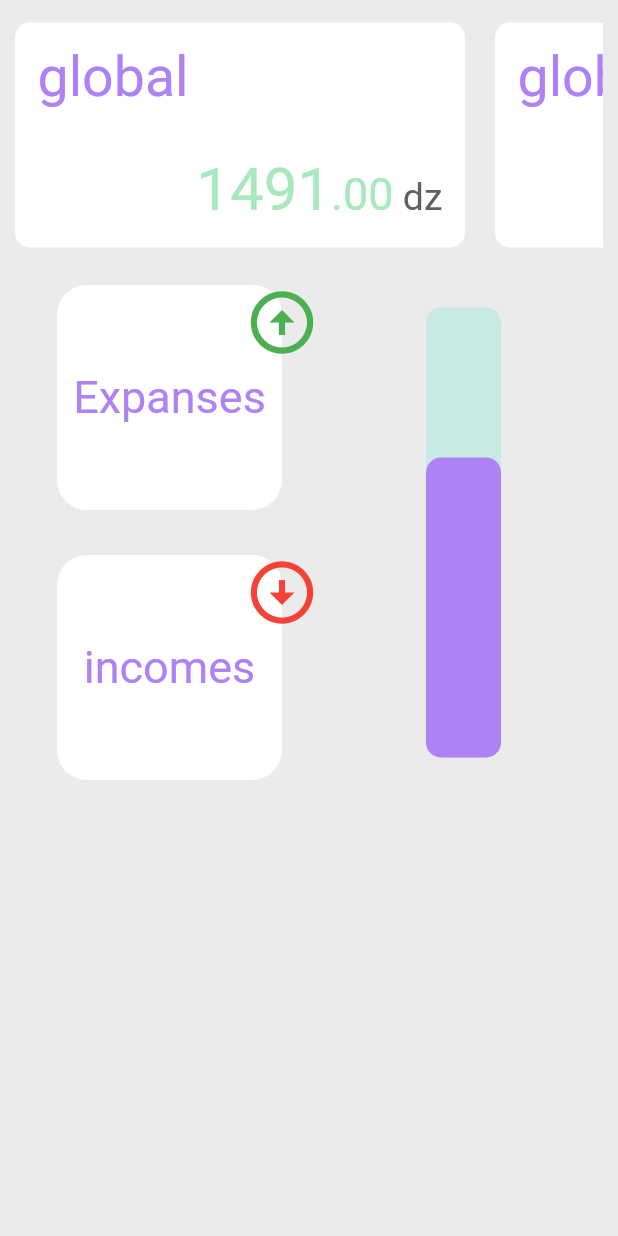
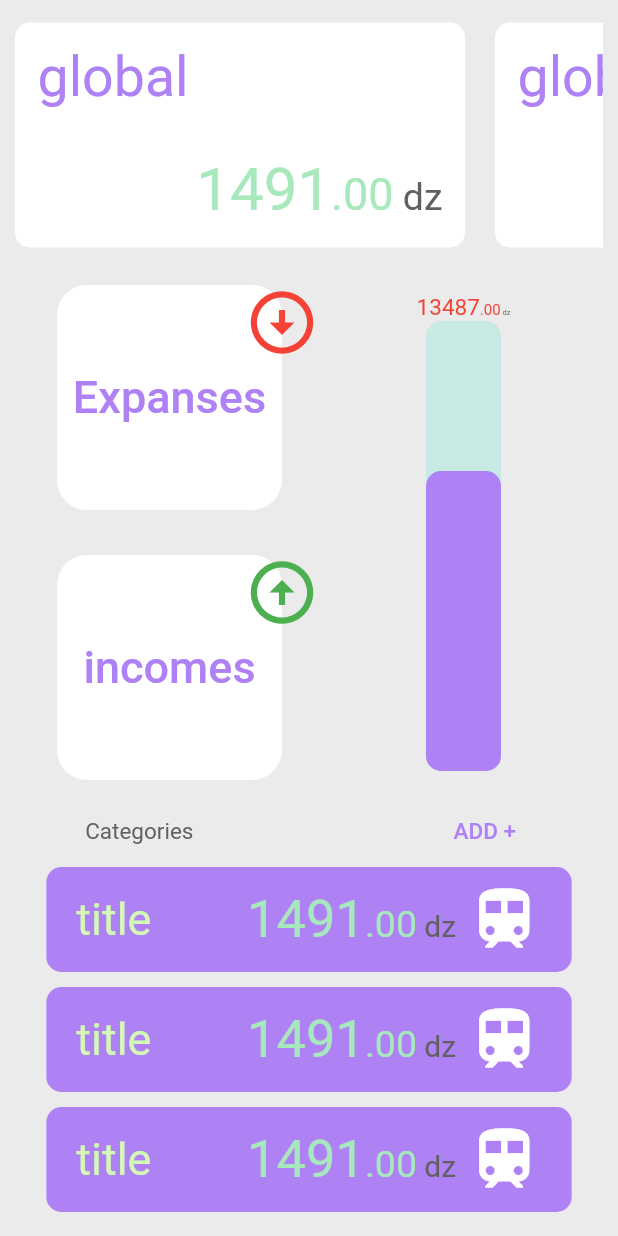
Before and after one commit to Rafik-Bendjema/Wisely, a Flutter app: the screen it shows after launch, on a phone screen of 412 x 824 dp. Run offline on Flutter 3.47's test engine with Material 2 defaults, Android fonts, the phone set to English and light mode, and no system bars; our stand-ins replace animated_text_kit, hive; accounts and stored records are empty.

Commit message:
second commit

```diff
--- a/lib/core/home/presentation/home_view.dart
+++ b/lib/core/home/presentation/home_view.dart
@@ -1,7 +1,12 @@
 import 'package:flutter/material.dart';
+import 'package:hive/hive.dart';
 import 'package:wisely/core/resources/colors.dart';
 import 'package:wisely/features/budget_categ/presentation/widgets/Bcateg_Card.dart';
+import 'package:wisely/features/categorise/presentation/widgets/CategoryCard.dart';
+import 'package:wisely/features/expenses/presentation/pages/ExpensesView.dart';
 import 'package:wisely/features/expenses/presentation/widgets/Cart_view.dart';
+import 'package:wisely/features/incomes/presentation/IncomesView.dart';
+import 'package:wisely/features/stats/presentation/widgets/GoalBar.dart';
 
 class HomeView extends StatefulWidget {
   const HomeView({super.key});
@@ -21,6 +26,8 @@ class _HomeViewState extends State<HomeView> {
         child: SafeArea(
           child: Padding(
             padding: EdgeInsets.all(10),
+            child: SingleChildScrollView(
+              scrollDirection: Axis.vertical,
               child: Column(
                 children: [
                   SizedBox(
@@ -51,45 +58,105 @@ class _HomeViewState extends State<HomeView> {
                         child: Column(
                           crossAxisAlignment: CrossAxisAlignment.center,
                           children: [
-                          CartButton(
+                            ElevatedButton(
+                              style: ButtonStyle(
+                                  splashFactory: NoSplash.splashFactory,
+                                  shadowColor: MaterialStateColor.resolveWith(
+                                      (states) => Colors.transparent),
+                                  backgroundColor:
+                                      MaterialStateColor.resolveWith(
+                                          (states) => Colors.transparent)),
+                              onPressed: () {
+                                Navigator.push(
+                                    context,
+                                    MaterialPageRoute(
+                                        builder: (context) => FutureBuilder(
+                                            future: Hive.openBox("Expanses"),
+                                            builder: (context, snpashot) {
+                                              if (snpashot.connectionState ==
+                                                  ConnectionState.done) {
+                                                return ExpansesView();
+                                              }
+                                              if (snpashot.connectionState ==
+                                                  ConnectionState.waiting) {
+                                                return CircularProgressIndicator();
+                                              }
+                                              if (snpashot.hasError) {
+                                                return Text(
+                                                    snpashot.error.toString());
+                                              }
+                                              return AlertDialog(
+                                                content: Text("error"),
+                                              );
+                                            })));
+                              },
+                              child: CartButton(
                                 isexpense: true,
+                              ),
                             ),
                             SizedBox(
                               height: 30,
                             ),
-                          CartButton(
+                            ElevatedButton(
+                              onPressed: () {
+                                Navigator.push(
+                                    context,
+                                    MaterialPageRoute(
+                                        builder: (context) => IncomeView()));
+                              },
+                              style: ButtonStyle(
+                                  splashFactory: NoSplash.splashFactory,
+                                  shadowColor: MaterialStateColor.resolveWith(
+                                      (states) => Colors.transparent),
+                                  backgroundColor:
+                                      MaterialStateColor.resolveWith(
+                                          (states) => Colors.transparent)),
+                              child: CartButton(
                                 isexpense: false,
+                              ),
                             )
                           ],
                         ),
                       ),
-                    Expanded(
-                        child: Center(
-                      child: Stack(children: [
-                        Container(
-                          decoration: BoxDecoration(
-                              color: secondary_color,
-                              borderRadius:
-                                  BorderRadius.all(Radius.circular(10))),
-                          width: 50,
-                          height: 300,
+                      Expanded(child: Center(child: GoalBar()))
+                    ],
                   ),
-                        Positioned(
-                          bottom: 0,
-                          child: Container(
-                            decoration: BoxDecoration(
-                                color: primary_color,
-                                borderRadius:
-                                    BorderRadius.all(Radius.circular(10))),
-                            width: 50,
-                            height: 200,
+                  SizedBox(
+                    height: 10,
+                  ),
+                  Padding(
+                    padding: EdgeInsets.symmetric(
+                        horizontal:
+                            MediaQuery.of(context).size.width * 0.15 - 15),
+                    child: Row(
+                      mainAxisAlignment: MainAxisAlignment.spaceBetween,
+                      children: [
+                        Text(
+                          "Categories",
+                          style: TextStyle(fontSize: 15, color: text_color),
+                        ),
+                        TextButton(
+                            onPressed: () {},
+                            child: Text(
+                              "ADD +",
+                              style:
+                                  TextStyle(color: primary_color, fontSize: 15),
+                            ))
+                      ],
                     ),
                   ),
-                      ]),
-                    ))
-                  ],
+                  for (int i = 0; i < 5; i++)
+                    Column(
+                      children: [
+                        CategoryCard(
+                            title: "title", amount: 2938, icon: "icon"),
+                        SizedBox(
+                          height: 10,
                         )
                       ],
+                    ),
+                ],
+              ),
             ),
           ),
         ),
--- /dev/null
+++ b/lib/features/categorise/domain/entitties/category.dart
@@ -0,0 +1,6 @@
+class Category {
+  String title;
+  double amount;
+  String icon;
+  Category({required this.amount, required this.icon, required this.title});
+}
--- /dev/null
+++ b/lib/features/categorise/presentation/widgets/CategoryCard.dart
@@ -0,0 +1,73 @@
+import 'package:flutter/material.dart';
+import 'package:wisely/core/resources/colors.dart';
+
+class CategoryCard extends StatefulWidget {
+  final String title;
+  final double amount;
+  final String icon;
+  const CategoryCard(
+      {super.key,
+      required this.title,
+      required this.amount,
+      required this.icon});
+
+  @override
+  State<CategoryCard> createState() => _CategoryCardState();
+}
+
+class _CategoryCardState extends State<CategoryCard> {
+  late String title = widget.title;
+  late String icon = widget.icon;
+  late double amount = widget.amount;
+
+  @override
+  Widget build(BuildContext context) {
+    return Container(
+      padding: EdgeInsets.symmetric(horizontal: 20),
+      height: 70,
+      width: MediaQuery.of(context).size.width * 0.85,
+      decoration: BoxDecoration(
+          color: primary_color,
+          borderRadius: BorderRadius.all(Radius.circular(10))),
+      child: Row(
+        children: [
+          Expanded(
+            child: Center(
+              child: Align(
+                alignment: Alignment.centerLeft,
+                child: Text(
+                  title,
+                  style: TextStyle(
+                    color: Color(0xFFD3F9B5),
+                    fontSize: 30,
+                  ),
+                ),
+              ),
+            ),
+          ),
+          RichText(
+            text: TextSpan(children: <TextSpan>[
+              TextSpan(
+                  text: "1491",
+                  style: TextStyle(fontSize: 35, color: tertiary_color)),
+              TextSpan(
+                  text: ".00",
+                  style: TextStyle(fontSize: 25, color: tertiary_color)),
+              TextSpan(
+                  text: " dz",
+                  style: TextStyle(fontSize: 20, color: text_color))
+            ]),
+          ),
+          SizedBox(
+            width: 7,
+          ),
+          Icon(
+            Icons.train,
+            color: Colors.white,
+            size: 50,
+          )
+        ],
+      ),
+    );
+  }
+}
--- /dev/null
+++ b/lib/features/expenses/data/hive/ExpansesBox.dart
@@ -0,0 +1 @@
+import 'package:hive/hive.dart';
--- /dev/null
+++ b/lib/features/expenses/domain/entites/Expanses.dart
@@ -0,0 +1,15 @@
+import 'package:wisely/features/categorise/domain/entitties/category.dart';
+import 'package:hive/hive.dart';
+
+part 'Expanses.g.dart';
+
+@HiveType(typeId: 0)
+class Expanses {
+  @HiveField(0)
+  final String title;
+  @HiveField(1)
+  final int amount;
+  @HiveField(2)
+  final Category? category;
+  Expanses({required this.title, required this.amount, this.category});
+}
--- a/lib/features/expenses/presentation/widgets/Cart_view.dart
+++ b/lib/features/expenses/presentation/widgets/Cart_view.dart
@@ -33,8 +33,8 @@ class _CartButtonState extends State<CartButton> {
           width: 50,
           right: -25,
           child: Icon(
-            widget.isexpense ? Icons.arrow_circle_up : Icons.arrow_circle_down,
-            color: widget.isexpense ? Colors.green : Colors.red,
+            widget.isexpense ? Icons.arrow_circle_down : Icons.arrow_circle_up,
+            color: widget.isexpense ? Colors.red : Colors.green,
             size: 50,
           ),
         )
--- /dev/null
+++ b/lib/features/stats/presentation/widgets/GoalBar.dart
@@ -0,0 +1,68 @@
+import 'package:flutter/material.dart';
+
+import '../../../../core/resources/colors.dart';
+
+class GoalBar extends StatefulWidget {
+  const GoalBar({super.key});
+
+  @override
+  State<GoalBar> createState() => _GoalBarState();
+}
+
+class _GoalBarState extends State<GoalBar> {
+  @override
+  void initState() {
+    // TODO: implement initState
+    super.initState();
+    load();
+  }
+
+  void load() async {
+    Future.delayed(Duration(milliseconds: 500)).then((value) {
+      setState(() {
+        _capacity = 200;
+      });
+    });
+  }
+
+  double _capacity = 0;
+
+  @override
+  Widget build(BuildContext context) {
+    return Column(
+      children: [
+        RichText(
+          text: TextSpan(children: <TextSpan>[
+            TextSpan(
+                text: "13487",
+                style: TextStyle(fontSize: 15, color: Colors.red)),
+            TextSpan(
+                text: ".00", style: TextStyle(fontSize: 10, color: Colors.red)),
+            TextSpan(
+                text: " dz", style: TextStyle(fontSize: 5, color: text_color))
+          ]),
+        ),
+        Stack(children: [
+          Container(
+            decoration: BoxDecoration(
+                color: secondary_color,
+                borderRadius: BorderRadius.all(Radius.circular(10))),
+            width: 50,
+            height: 300,
+          ),
+          Positioned(
+            bottom: 0,
+            child: AnimatedContainer(
+              duration: Duration(seconds: 1),
+              decoration: BoxDecoration(
+                  color: primary_color,
+                  borderRadius: BorderRadius.all(Radius.circular(10))),
+              width: 50,
+              height: _capacity,
+            ),
+          ),
+        ]),
+      ],
+    );
+  }
+}
--- a/lib/main.dart
+++ b/lib/main.dart
@@ -1,12 +1,32 @@
 import 'package:flutter/material.dart';
+import 'package:hive/hive.dart';
 import 'package:wisely/core/splash/presentation/Splash_screen.dart';
+import 'package:path_provider/path_provider.dart' as path_provider;
 
-void main() {
+import 'features/expenses/domain/entites/Expanses.dart';
+
+void main() async {
+  WidgetsFlutterBinding.ensureInitialized();
+  final appDirectory = await path_provider.getApplicationDocumentsDirectory();
+  Hive.init(appDirectory.path);
+  Hive.registerAdapter(ExpansesAdapter());
   runApp(const MainApp());
 }
 
-class MainApp extends StatelessWidget {
+class MainApp extends StatefulWidget {
   const MainApp({super.key});
+
+  @override
+  State<MainApp> createState() => _MainAppState();
+}
+
+class _MainAppState extends State<MainApp> {
+  @override
+  void dispose() {
+    // TODO: implement dispose
+    super.dispose();
+    Hive.close();
+  }
 
   @override
   Widget build(BuildContext context) {
```
Also changed, not shown: lib/features/categorise/domain/repositories/CategoryRepository.dart (added, +10 -0 lines), lib/features/expenses/domain/repository/ExpansesRepository.dart (added, +10 -0 lines), lib/features/expenses/presentation/pages/ExpensesView.dart (added, +61 -0 lines), lib/features/expenses/presentation/widgets/AddExapnse.dart (added, +53 -0 lines), lib/features/expenses/presentation/widgets/ExpenseTile.dart (added, +29 -0 lines), lib/features/expenses/presentation/widgets/dividers.dart (added, +22 -0 lines), lib/features/incomes/presentation/IncomesView.dart (added, +17 -0 lines), pubspec.yaml (+6 -1 lines), lib/features/expenses/domain/entites/Expanses.g.dart (added), pubspec.lock. Lines whose indentation alone changed are shown as unchanged.
